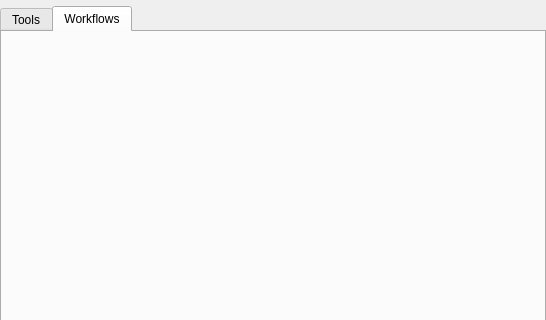
This is forseti/ui/main_window_shell.ui in UIUCLibrary/Speedwagon as Qt 5 draws it before an edit; both pictures show x 0 to 546 and y 0 to 320 of the 546 by 607 pixel window. The edited form follows.
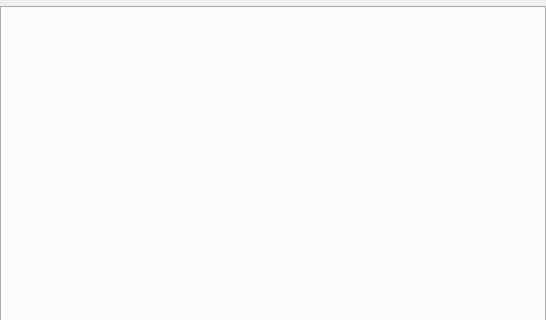
This is the edited form.

Commit message: removed the prefab tabs

Diff of the .ui file:
```diff
--- a/forseti/ui/main_window_shell.ui
+++ b/forseti/ui/main_window_shell.ui
@@ -48,18 +48,6 @@
      <property name="currentIndex">
       <number>1</number>
      </property>
-     <widget class="QWidget" name="tab_tools">
-      <attribute name="title">
-       <string>Tools</string>
-      </attribute>
-      <layout class="QVBoxLayout" name="tab_tools_layout"/>
-     </widget>
-     <widget class="QWidget" name="tab_workflow">
-      <attribute name="title">
-       <string>Workflows</string>
-      </attribute>
-      <layout class="QVBoxLayout" name="tab_workflow_layout"/>
-     </widget>
     </widget>
    </item>
    </layout>
```
